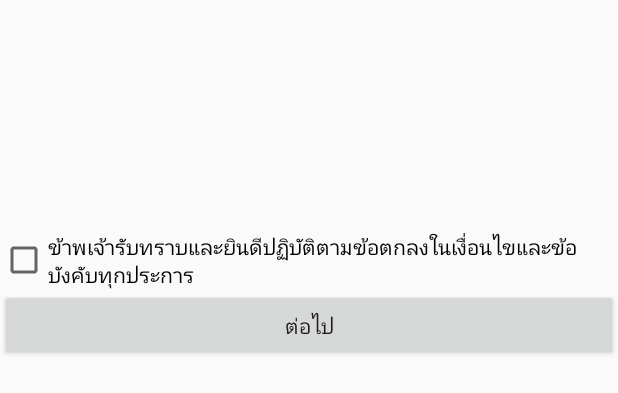
After one commit to vistaalive01/PetPing, an Android app: the layout fragment_adoption_reg_process.xml on its own in the app's theme, with its tools: preview values and no code run, on a phone screen of 412 x 824 dp. The commit adds this screen. Shown: the top 393 px of the screen. Run offline under Robolectric (Android 15) with nearby library versions, the phone set to English and light mode, and no system bars.

Commit message:
update24/1 16:35

```diff
--- a/app/src/main/java/com/example/petping/AdoptionProcessFragment.java
+++ b/app/src/main/java/com/example/petping/AdoptionInfoFragment.java
@@ -9,11 +9,11 @@ import androidx.annotation.NonNull;
 import androidx.annotation.Nullable;
 import androidx.fragment.app.Fragment;
 
-public class AdoptionProcessFragment extends Fragment {
+public class AdoptionInfoFragment extends Fragment {
     @Nullable
     @Override
     public View onCreateView(@NonNull LayoutInflater inflater, @Nullable ViewGroup container, @Nullable Bundle savedInstanceState) {
-       View view = inflater.inflate(R.layout.fragment_adoption_process, null);
-       return view;
+        View view = inflater.inflate(R.layout.fragment_adoption_info_process, null);
+        return view;
     }
 }
--- a/app/src/main/java/com/example/petping/PetProfileGeneralFragment.java
+++ b/app/src/main/java/com/example/petping/PetProfileGeneralFragment.java
@@ -108,7 +108,7 @@ public class PetProfileGeneralFragment extends Fragment {
             @Override
             public void onClick(View v) {
                 FragmentTransaction ft = getFragmentManager().beginTransaction();
-                ft.replace(getId(), new AdoptionProcessFragment());
+                ft.replace(getId(), new AdoptionRegulationFragment());
                 ft.commit();
             }
         });
--- a/app/src/main/res/layout/fragment_adoption_process.xml
+++ b/app/src/main/res/layout/fragment_adoption_info_process.xml
@@ -3,9 +3,4 @@
     android:orientation="vertical" android:layout_width="match_parent"
     android:layout_height="match_parent">
 
-    <TextView
-        android:id="@+id/textView"
-        android:layout_width="match_parent"
-        android:layout_height="wrap_content"
-        android:text="Hellooooooooo" />
 </LinearLayout>
--- /dev/null
+++ b/app/src/main/res/layout/fragment_adoption_reg_process.xml
@@ -0,0 +1,50 @@
+<?xml version="1.0" encoding="utf-8"?>
+<LinearLayout xmlns:android="http://schemas.android.com/apk/res/android"
+    android:orientation="vertical" android:layout_width="match_parent"
+    android:layout_height="match_parent">
+
+    <TextView
+        android:id="@+id/reg_one"
+        android:layout_width="match_parent"
+        android:layout_height="wrap_content"/>
+    <TextView
+        android:id="@+id/reg_two"
+        android:layout_width="match_parent"
+        android:layout_height="wrap_content"/>
+    <TextView
+        android:id="@+id/reg_three"
+        android:layout_width="match_parent"
+        android:layout_height="wrap_content"/>
+    <TextView
+        android:id="@+id/reg_four"
+        android:layout_width="match_parent"
+        android:layout_height="wrap_content"/>
+    <TextView
+        android:id="@+id/reg_five"
+        android:layout_width="match_parent"
+        android:layout_height="wrap_content"/>
+    <TextView
+        android:id="@+id/reg_six"
+        android:layout_width="match_parent"
+        android:layout_height="wrap_content"/>
+    <TextView
+        android:id="@+id/reg_seven"
+        android:layout_width="match_parent"
+        android:layout_height="wrap_content"/>
+
+    <TextView
+        android:id="@+id/reg_eight"
+        android:layout_width="match_parent"
+        android:layout_height="wrap_content"/>
+    <CheckBox
+        android:id="@+id/reg_cb"
+        android:layout_width="match_parent"
+        android:layout_height="wrap_content"
+        android:text="ข้าพเจ้ารับทราบและยินดีปฏิบัติตามข้อตกลงในเงื่อนไขและข้อบังคับทุกประการ" />
+
+    <Button
+        android:id="@+id/reg_btn"
+        android:layout_width="match_parent"
+        android:layout_height="wrap_content"
+        android:text="ต่อไป" />
+</LinearLayout>
```
Also changed, not shown: app/src/main/java/com/example/petping/AdoptionRegulationFragment.java (added, +84 -0 lines).
